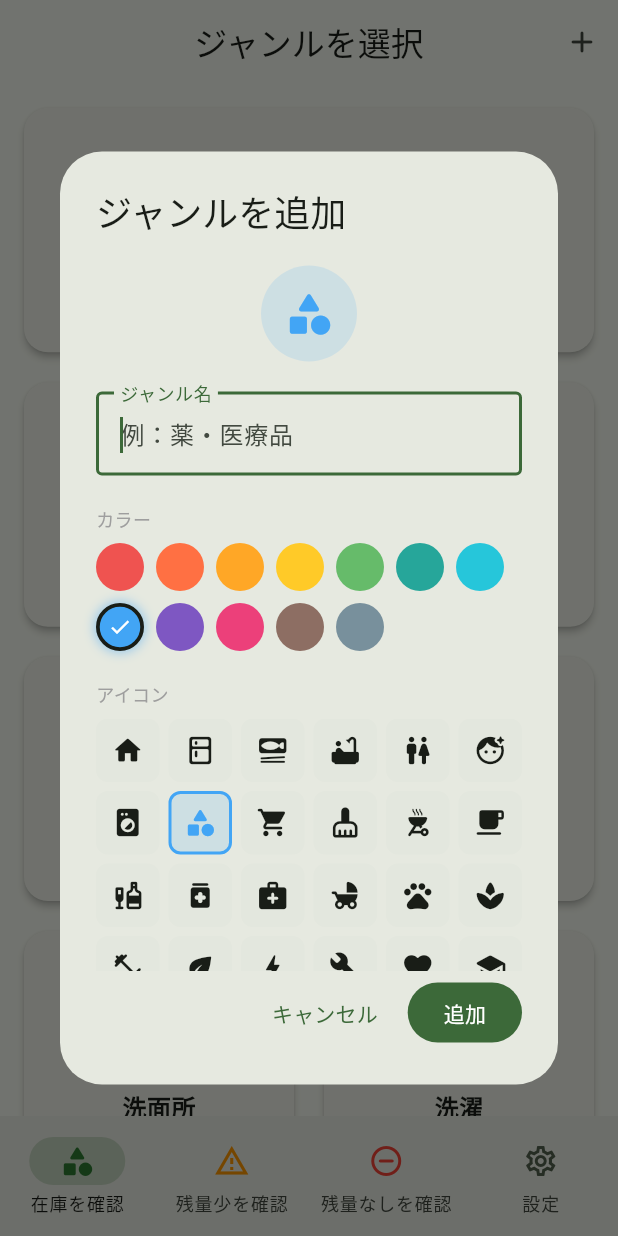
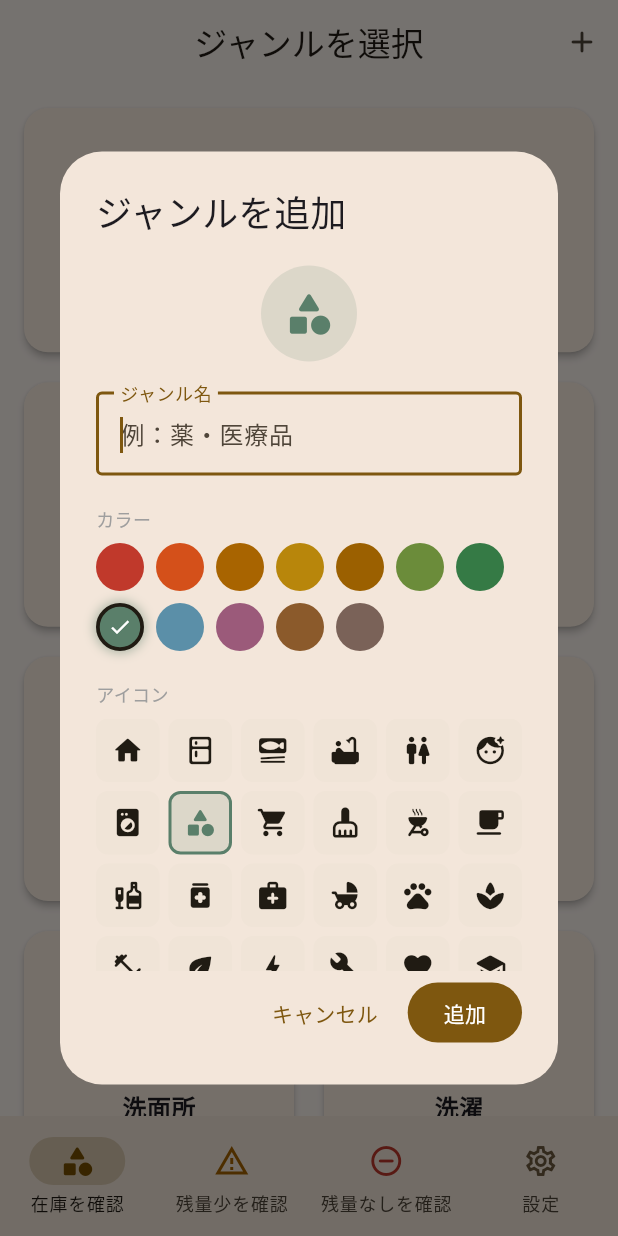
Before and after one commit to kahkipridev-lgtm/StockMemo, a Flutter app: the screen it shows after launch, after a tap on the "add" icon, on a phone screen of 412 x 824 dp. Run offline on Flutter 3.47's test engine with Material 3 defaults, Android fonts, the phone set to English and light mode, and no system bars; our stand-ins replace flutter_riverpod, google_fonts, shared_preferences; Roboto replaces fonts that are missing (HiraginoSans).

Commit message:
アイコン・フォント・色変更

```diff
--- a/lib/main.dart
+++ b/lib/main.dart
@@ -1,5 +1,6 @@
 import 'package:flutter/material.dart';
 import 'package:flutter_riverpod/flutter_riverpod.dart';
+import 'package:google_fonts/google_fonts.dart';
 
 import 'providers/settings_provider.dart';
 import 'screens/genre_selection_screen.dart';
@@ -26,19 +27,21 @@ class StockMemoApp extends ConsumerWidget {
       themeMode: themeMode,
       theme: ThemeData(
         colorScheme: ColorScheme.fromSeed(
-          seedColor: const Color(0xFF2E7D32),
+          seedColor: const Color(0xFFE1AF64),
           brightness: Brightness.light,
         ),
         useMaterial3: true,
-        fontFamily: 'HiraginoSans',
+        textTheme: GoogleFonts.zenMaruGothicTextTheme(),
       ),
       darkTheme: ThemeData(
         colorScheme: ColorScheme.fromSeed(
-          seedColor: const Color(0xFF2E7D32),
+          seedColor: const Color(0xFFE1AF64),
           brightness: Brightness.dark,
         ),
         useMaterial3: true,
-        fontFamily: 'HiraginoSans',
+        textTheme: GoogleFonts.zenMaruGothicTextTheme(
+          ThemeData(brightness: Brightness.dark).textTheme,
+        ),
       ),
       initialRoute: '/',
       routes: {
--- a/lib/models/genre.dart
+++ b/lib/models/genre.dart
@@ -17,43 +17,43 @@ class Genre {
     id: 'condiment',
     label: '調味料',
     icon: Icons.set_meal_rounded,
-    color: Color(0xFFA1887F),
+    color: Color(0xFFB8860B),
   );
   static const kitchen = Genre(
     id: 'kitchen',
     label: '台所',
     icon: Icons.kitchen_rounded,
-    color: Color(0xFFE57373),
+    color: Color(0xFFD2691E),
   );
   static const bath = Genre(
     id: 'bath',
     label: '風呂',
     icon: Icons.bathtub_rounded,
-    color: Color(0xFF64B5F6),
+    color: Color(0xFF5B8FA8),
   );
   static const toilet = Genre(
     id: 'toilet',
     label: 'トイレ',
     icon: Icons.wc_rounded,
-    color: Color(0xFF81C784),
+    color: Color(0xFF6B9E6B),
   );
   static const washroom = Genre(
     id: 'washroom',
     label: '洗面所',
     icon: Icons.face_retouching_natural_rounded,
-    color: Color(0xFFFFB74D),
+    color: Color(0xFFB8821A),
   );
   static const laundry = Genre(
     id: 'laundry',
     label: '洗濯',
     icon: Icons.local_laundry_service_rounded,
-    color: Color(0xFF9575CD),
+    color: Color(0xFF9B7EC8),
   );
   static const other = Genre(
     id: 'other',
     label: 'その他',
     icon: Icons.category_rounded,
-    color: Color(0xFF4DB6AC),
+    color: Color(0xFF5A7F6A),
   );
 
   static List<Genre> get builtIns =>
--- a/lib/models/stock_level.dart
+++ b/lib/models/stock_level.dart
@@ -8,24 +8,24 @@ enum StockLevel {
   static const _metadata = {
     StockLevel.full: _Meta(
       label: '買ったばっかり',
-      color: Color(0xFF4CAF50),
-      backgroundColor: Color(0xFFE8F5E9),
+      color: Color(0xFF357A45),
+      backgroundColor: Color(0xFFEDF6E9),
       icon: Icons.check_circle_rounded,
       sortOrder: 2,
       next: StockLevel.low,
     ),
     StockLevel.low: _Meta(
       label: '残量少',
-      color: Color(0xFFFF9800),
-      backgroundColor: Color(0xFFFFF3E0),
+      color: Color(0xFF9B6000),
+      backgroundColor: Color(0xFFFFF8ED),
       icon: Icons.warning_amber_rounded,
       sortOrder: 1,
       next: StockLevel.empty,
     ),
     StockLevel.empty: _Meta(
       label: '残量なし',
-      color: Color(0xFFF44336),
-      backgroundColor: Color(0xFFFFEBEE),
+      color: Color(0xFFC0392B),
+      backgroundColor: Color(0xFFFDECEA),
       icon: Icons.remove_circle_rounded,
       sortOrder: 0,
       next: StockLevel.full,
--- a/lib/screens/home_screen.dart
+++ b/lib/screens/home_screen.dart
@@ -17,9 +17,9 @@ class _HomeScreenState extends State<HomeScreen> {
   int _currentIndex = 0;
 
   static const _tabColors = [
-    Color(0xFF2E7D32),
-    Color(0xFFFF9800),
-    Color(0xFFF44336),
+    Color(0xFF7A5100),
+    Color(0xFFA86400),
+    Color(0xFFC0392B),
   ];
 
   @override
@@ -51,18 +51,18 @@ class _HomeScreenState extends State<HomeScreen> {
         onDestinationSelected: (index) => setState(() => _currentIndex = index),
         destinations: [
           NavigationDestination(
-            icon: const Icon(Icons.category_outlined, color: Color(0xFF2E7D32)),
-            selectedIcon: const Icon(Icons.category_rounded, color: Color(0xFF2E7D32)),
+            icon: const Icon(Icons.category_outlined, color: Color(0xFF7A5100)),
+            selectedIcon: const Icon(Icons.category_rounded, color: Color(0xFF7A5100)),
             label: '在庫を確認',
           ),
           NavigationDestination(
-            icon: const Icon(Icons.warning_amber_outlined, color: Color(0xFFFF9800)),
-            selectedIcon: const Icon(Icons.warning_amber_rounded, color: Color(0xFFFF9800)),
+            icon: const Icon(Icons.warning_amber_outlined, color: Color(0xFFA86400)),
+            selectedIcon: const Icon(Icons.warning_amber_rounded, color: Color(0xFFA86400)),
             label: '残量少を確認',
           ),
           NavigationDestination(
-            icon: const Icon(Icons.remove_circle_outline_rounded, color: Color(0xFFF44336)),
-            selectedIcon: const Icon(Icons.remove_circle_rounded, color: Color(0xFFF44336)),
+            icon: const Icon(Icons.remove_circle_outline_rounded, color: Color(0xFFC0392B)),
+            selectedIcon: const Icon(Icons.remove_circle_rounded, color: Color(0xFFC0392B)),
             label: '残量なしを確認',
           ),
           NavigationDestination(
--- a/lib/widgets/add_genre_dialog.dart
+++ b/lib/widgets/add_genre_dialog.dart
@@ -16,18 +16,18 @@ class AddGenreDialog extends ConsumerStatefulWidget {
 
 class _AddGenreDialogState extends ConsumerState<AddGenreDialog> {
   static const _colors = [
-    Color(0xFFEF5350),
-    Color(0xFFFF7043),
-    Color(0xFFFFA726),
-    Color(0xFFFFCA28),
-    Color(0xFF66BB6A),
-    Color(0xFF26A69A),
-    Color(0xFF26C6DA),
-    Color(0xFF42A5F5),
-    Color(0xFF7E57C2),
-    Color(0xFFEC407A),
-    Color(0xFF8D6E63),
-    Color(0xFF78909C),
+    Color(0xFFC0392B),
+    Color(0xFFD4501A),
+    Color(0xFFA86400),
+    Color(0xFFB8860B),
+    Color(0xFF9B6000),
+    Color(0xFF6B8C3A),
+    Color(0xFF357A45),
+    Color(0xFF5A7F6A),
+    Color(0xFF5B8FA8),
+    Color(0xFF9B5A7A),
+    Color(0xFF8B5A2B),
+    Color(0xFF7A6258),
   ];
 
   static const _icons = [
--- a/pubspec.yaml
+++ b/pubspec.yaml
@@ -33,6 +33,7 @@ dependencies:
 
   cupertino_icons: ^1.0.8
   flutter_riverpod: ^2.5.1
+  google_fonts: ^6.2.1
   shared_preferences: ^2.2.3
   uuid: ^4.3.3
 
```
Also changed, not shown: pubspec.lock, 15 other files.
